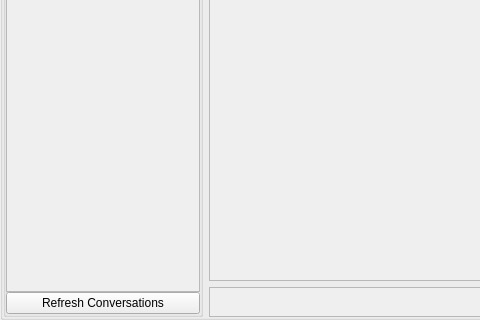
tucaEmanuel18/OfflineMessenger, file OfflineMessangerClient/messenger_page.ui: the form before one commit; both pictures show x 0 to 480 and y 274 to 594 of the 713 by 594 pixel window.
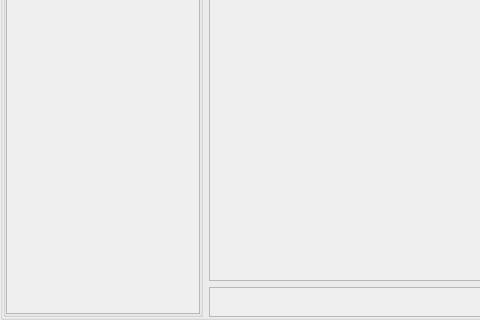
The form after the commit.

Commit message: display messages properly - reply functionality - new conversation functionality

```diff
--- a/OfflineMessangerClient/messenger_page.ui
+++ b/OfflineMessangerClient/messenger_page.ui
@@ -120,6 +120,11 @@
              <verstretch>0</verstretch>
             </sizepolicy>
            </property>
+           <property name="font">
+            <font>
+             <pointsize>10</pointsize>
+            </font>
+           </property>
            <property name="horizontalScrollBarPolicy">
             <enum>Qt::ScrollBarAlwaysOff</enum>
            </property>
@@ -132,7 +137,7 @@
               <x>0</x>
               <y>0</y>
               <width>192</width>
-              <height>478</height>
+              <height>502</height>
              </rect>
             </property>
             <property name="minimumSize">
@@ -162,13 +167,6 @@
            </widget>
           </widget>
          </item>
-         <item>
-          <widget class="QPushButton" name="refreshBtn">
-           <property name="text">
-            <string>Refresh Conversations</string>
-           </property>
-          </widget>
-         </item>
         </layout>
        </widget>
       </item>
```
Left out of the diff: 6 changed lines with no effect on the pictures. The commit also changes 24 other files.
